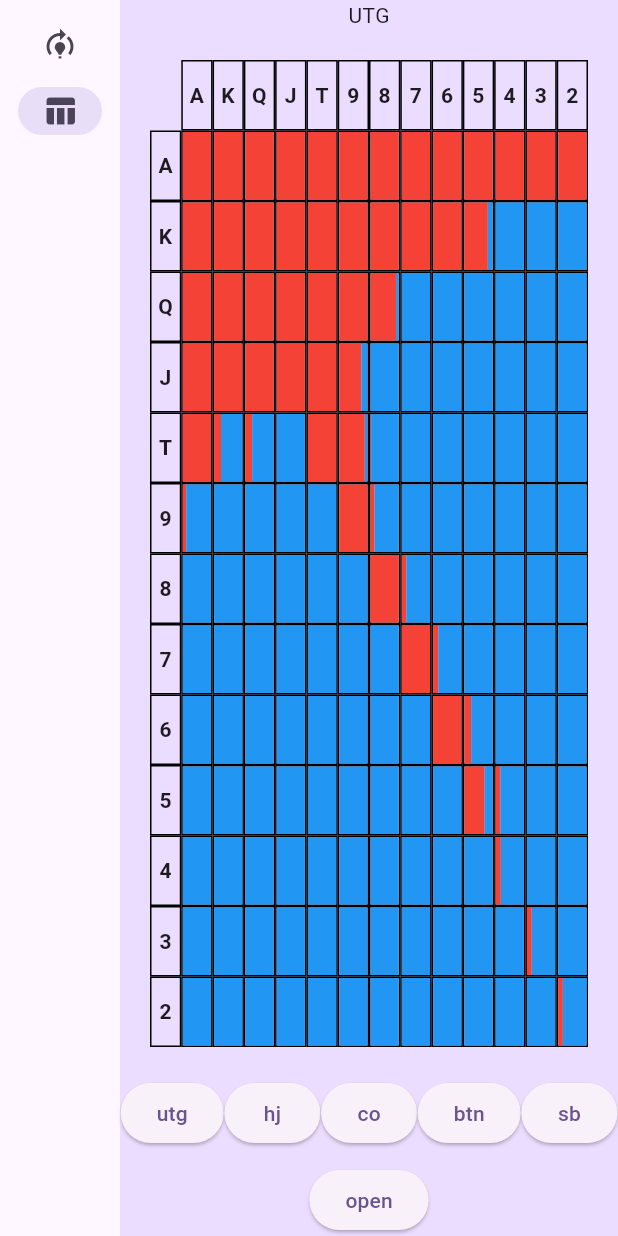
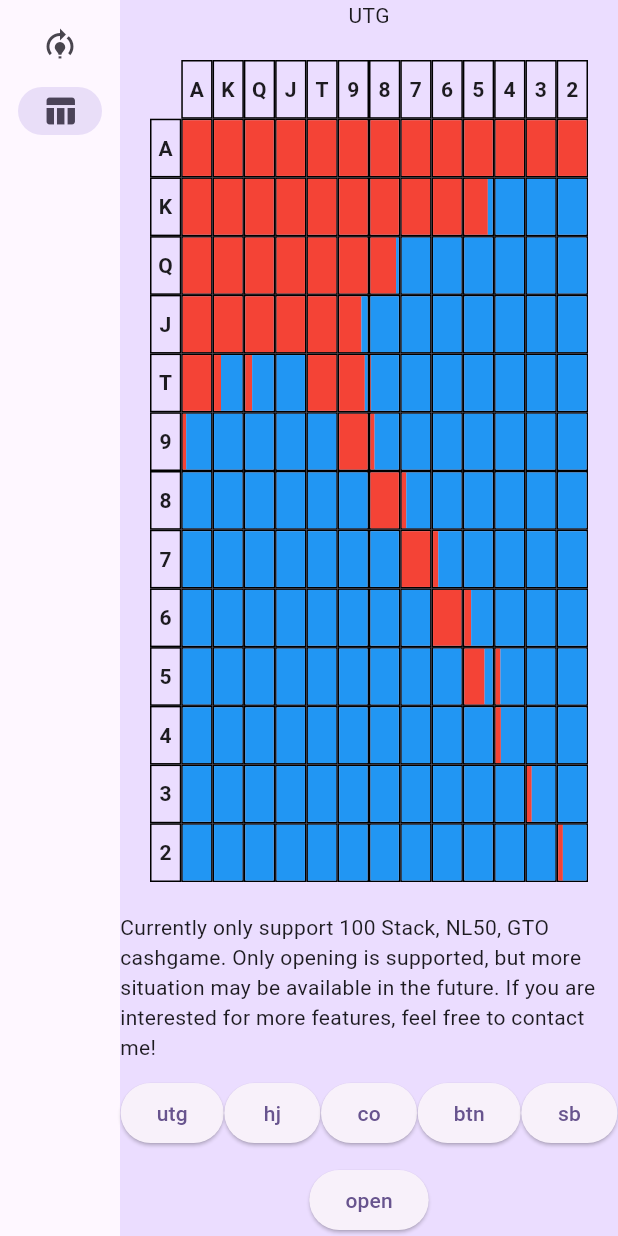
Before and after one commit to davidpangsw/preflop_trainer, a Flutter app: the screen it shows after launch, after a tap on "Select Training", on a phone screen of 412 x 824 dp. Run offline on Flutter 3.47's test engine with Material 3 defaults, Android fonts, the phone set to English and light mode, and no system bars; our stand-ins replace shared_preferences.

Commit message:
Explain in select page

```diff
--- a/lib/select_training_page/select_training_page.dart
+++ b/lib/select_training_page/select_training_page.dart
@@ -41,6 +41,7 @@
     return Column(
       spacing: 10.0,
       children: [
+        Text('Currently only support 100 Stack, NL50, GTO cashgame. Only opening is supported, but more situation may be available in the future. If you are interested for more features, feel free to contact me!'),
         Row(
           mainAxisAlignment: MainAxisAlignment.spaceEvenly,
           children: [
```
